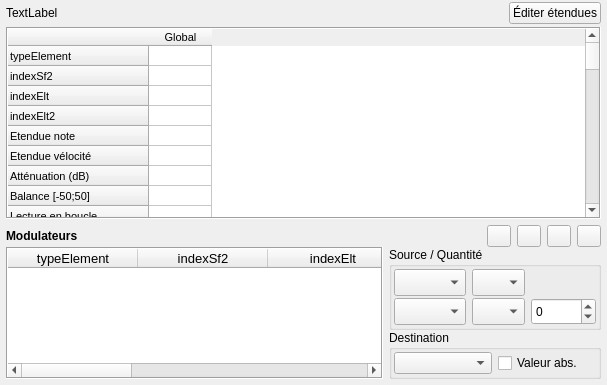
The window that trunk/pages/page_inst.ui (davy7125/polyphone) describes before a commit, drawn with Qt 5.
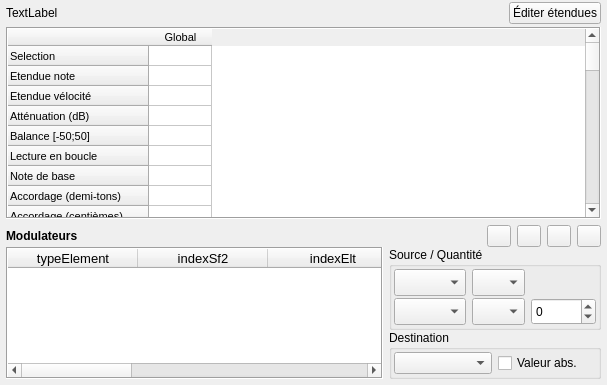
The same window after the commit. Icons and pictures are not drawn. Custom widgets are drawn as their Qt base class.

Commit message:
modulator and cell selection
highlight a modulator corresponding to a cell and vice versa
fixed a bug: wrong modulators were displayed when selecting a
linked element in the tree

Patch:
```diff
--- a/trunk/pages/page_inst.ui
+++ b/trunk/pages/page_inst.ui
@@ -191,7 +191,7 @@
           <enum>QAbstractItemView::ScrollPerPixel</enum>
          </property>
          <property name="rowCount">
-          <number>50</number>
+          <number>47</number>
          </property>
          <property name="columnCount">
           <number>1</number>
@@ -210,22 +210,7 @@
          </attribute>
          <row>
           <property name="text">
-           <string notr="true">typeElement</string>
-          </property>
-         </row>
-         <row>
-          <property name="text">
-           <string notr="true">indexSf2</string>
-          </property>
-         </row>
-         <row>
-          <property name="text">
-           <string notr="true">indexElt</string>
-          </property>
-         </row>
-         <row>
-          <property name="text">
-           <string notr="true">indexElt2</string>
+           <string notr="true">Selection</string>
           </property>
          </row>
          <row>
@@ -469,12 +454,12 @@
            <string>Global</string>
           </property>
          </column>
-         <item row="15" column="0">
+         <item row="12" column="0">
           <property name="text">
            <string/>
           </property>
          </item>
-         <item row="16" column="0">
+         <item row="13" column="0">
           <property name="text">
            <string/>
           </property>
```
The commit also changes 11 other files.
